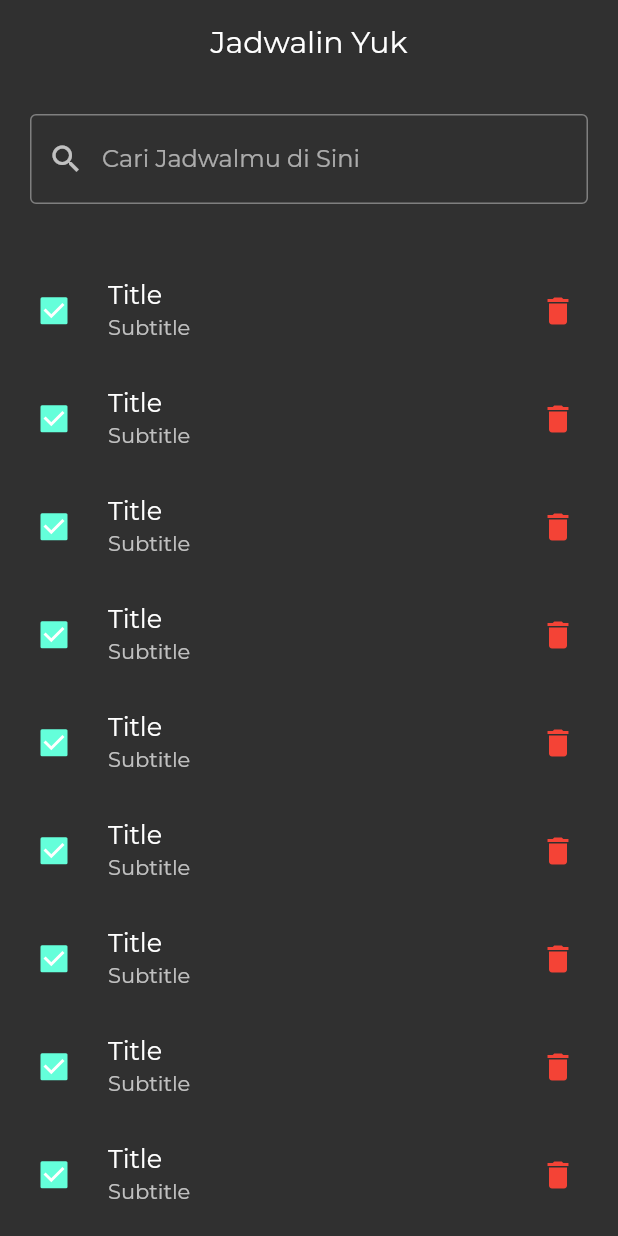
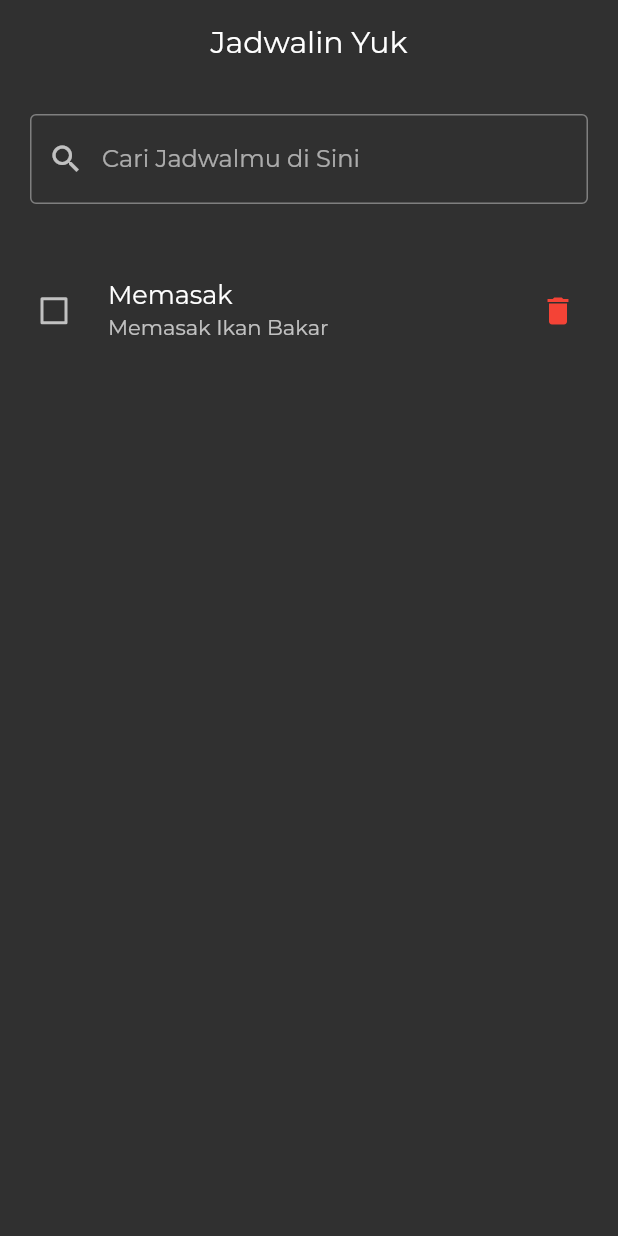
Before and after one commit to Achmadky04/ToDoApp, a Flutter app: the screen it shows after launch, after a tap on the "delete" icon, on a phone screen of 412 x 824 dp. Run offline on Flutter 3.47's test engine with Material 2 defaults, Android fonts, the phone set to English and light mode, and no system bars.

Commit message:
adding delete function and linetrough text after checkbox is checked

```diff
--- a/lib/Screen/homepage.dart
+++ b/lib/Screen/homepage.dart
@@ -1,4 +1,5 @@
 import 'package:flutter/material.dart';
+import 'package:todoapp/models/todo.dart';
 
 class HomePage extends StatefulWidget {
   const HomePage({super.key});
@@ -8,7 +9,9 @@ class HomePage extends StatefulWidget {
 }
 
 class _HomePageState extends State<HomePage> {
-  bool varSementara = true;
+
+  List<Todo> todos = dataTodo;
+
   @override
   Widget build(BuildContext context) {
     AppBar myAppBar = AppBar(
@@ -45,19 +48,28 @@ class _HomePageState extends State<HomePage> {
                   width: widthBody,
                   // color: Colors.amber,
                   child: ListView.builder(
-                    itemCount: 10,
+                    itemCount: todos.length,
                     itemBuilder: ((context, index) {
+                      final todo = todos[index];
                       return CheckboxListTile(
-                        secondary: IconButton(onPressed: () {}, icon: Icon(Icons.delete,
+                        secondary: IconButton(onPressed: () {
+                          setState(() {
+                            todos.removeAt(index);
+                          });
+                        }, icon: Icon(Icons.delete,
                           color: Colors.red,)),
                         controlAffinity: ListTileControlAffinity.leading,
-                        title: const Text(
-                          "Title",
-                          style: TextStyle(fontSize: 17),
+                        title: Text(
+                          todo.title,
+                          style: TextStyle(fontSize: 17, decoration: todo.isCompleted ? TextDecoration.lineThrough : TextDecoration.none),
                         ),
-                        subtitle: const Text("Subtitle"),
-                        value: varSementara,
-                        onChanged: (value) {},
+                        subtitle: Text(todo.desc),
+                        value: todo.isCompleted,
+                        onChanged: (value) {
+                          setState(() {
+                            todo.isCompleted = value!;
+                          });
+                        },
                       );
                     }),
                   ))
--- a/lib/main.dart
+++ b/lib/main.dart
@@ -1,4 +1,4 @@
-import 'package:flutter/cupertino.dart';
+// import 'package:flutter/cupertino.dart';
 import 'package:flutter/material.dart';
 import 'package:todoapp/Screen/homepage.dart';
 
--- a/lib/models/todo.dart
+++ b/lib/models/todo.dart
@@ -0,0 +1,15 @@
+class Todo {
+  final String id;
+  final String title;
+  final String desc;
+  bool isCompleted;
+
+  Todo({
+    required this.id, required this.title, required this.desc, this.isCompleted = false
+  });
+}
+
+List<Todo> dataTodo = [
+  Todo(id: DateTime.now().toString(), title: "Mengerjakan Tugas", desc: "Tugas Kuliah"),
+  Todo(id: DateTime.now().toString(), title: "Memasak", desc: "Memasak Ikan Bakar"),
+];
```
